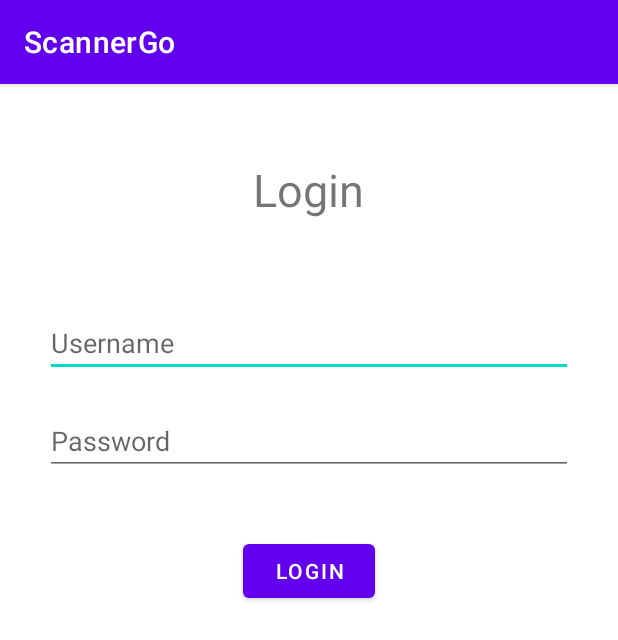
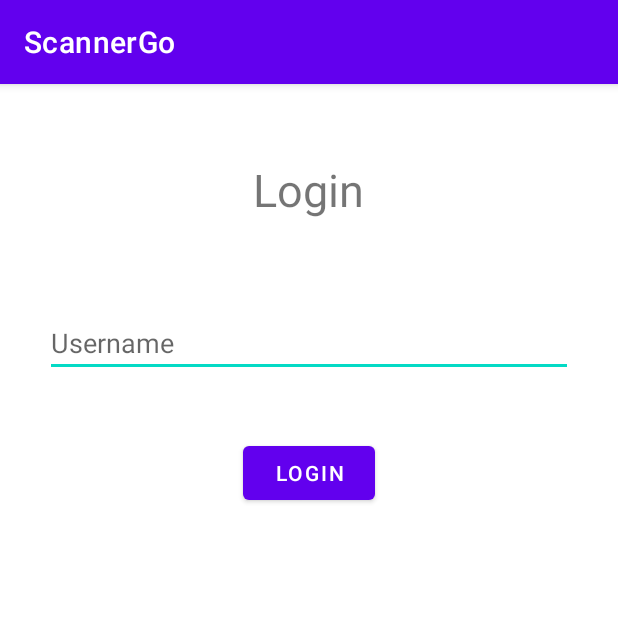
Before and after one commit to CMPUT301W23T39/ScannerGO, an Android app: the screen it shows after launch (loginActivity), on a phone screen of 412 x 824 dp. Shown: the top 640 px of the screen. Run offline under Robolectric (Android 15) with nearby library versions, the light colour scheme and no system bars; our stand-ins replace Firebase (no records; nobody signed in at launch, a user with empty details on screens opened directly).

Commit message:
edit login

```diff
--- a/app/src/main/java/com/example/myapplication/loginActivity.java
+++ b/app/src/main/java/com/example/myapplication/loginActivity.java
@@ -56,7 +56,7 @@ public class loginActivity extends AppCompatActivity {
         setContentView(R.layout.login);
 
         usernameEditText = findViewById(R.id.usernameEditText);
-        passwordEditText = findViewById(R.id.passwordEditText);
+        //passwordEditText = findViewById(R.id.passwordEditText);
         loginButton = findViewById(R.id.loginButton);
         errorMessageTextView = findViewById(R.id.errorMessageTextView);
 
--- a/app/src/main/res/layout/login.xml
+++ b/app/src/main/res/layout/login.xml
@@ -22,23 +22,23 @@
         android:layout_marginLeft="30dp"
         android:layout_marginRight="30dp"/>
 
-    <EditText
-        android:id="@+id/passwordEditText"
-        android:layout_width="match_parent"
-        android:layout_height="wrap_content"
-        android:hint="Password"
-        android:inputType="textPassword"
-        android:layout_below="@+id/usernameEditText"
-        android:layout_marginTop="20dp"
-        android:layout_marginLeft="30dp"
-        android:layout_marginRight="30dp"/>
+<!--    <EditText-->
+<!--        android:id="@+id/passwordEditText"-->
+<!--        android:layout_width="match_parent"-->
+<!--        android:layout_height="wrap_content"-->
+<!--        android:hint="Password"-->
+<!--        android:inputType="textPassword"-->
+<!--        android:layout_below="@+id/usernameEditText"-->
+<!--        android:layout_marginTop="20dp"-->
+<!--        android:layout_marginLeft="30dp"-->
+<!--        android:layout_marginRight="30dp"/>-->
 
     <Button
         android:id="@+id/loginButton"
         android:layout_width="wrap_content"
         android:layout_height="wrap_content"
         android:text="Login"
-        android:layout_below="@+id/passwordEditText"
+        android:layout_below="@+id/usernameEditText"
         android:layout_centerHorizontal="true"
         android:layout_marginTop="40dp"/>
 <!--    <Button-->
```
